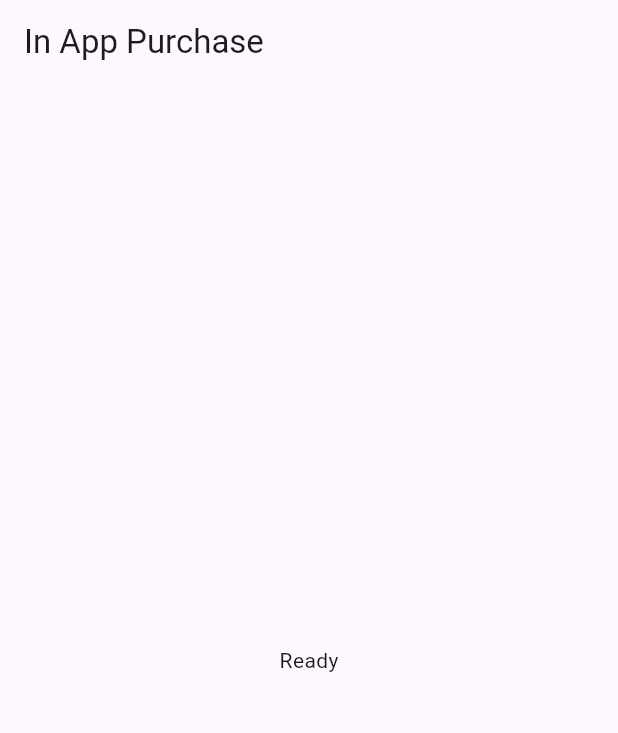
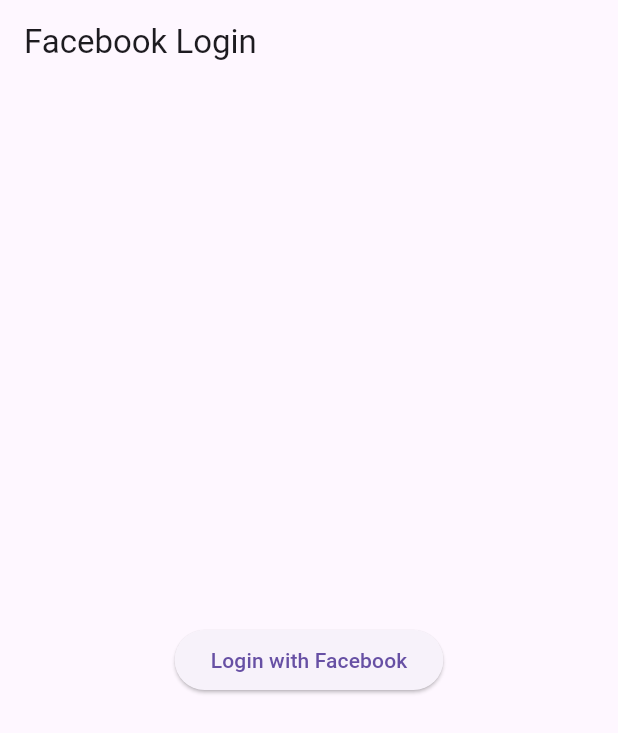
Before and after one commit to rapidops-udyan/vetcomm_test, a Flutter app: the screen it shows after launch, on a phone screen of 412 x 824 dp. Shown: the top 733 px of the screen. Run offline on Flutter 3.47's test engine with Material 3 defaults, Android fonts, the phone set to English and light mode, and no system bars; missing offline and left inert: flutter_facebook_auth.

Commit message:
facebook login

```diff
--- /dev/null
+++ b/lib/facebook_login.dart
@@ -0,0 +1,38 @@
+import 'package:flutter/material.dart';
+import 'package:flutter_facebook_auth/flutter_facebook_auth.dart';
+
+class FacebookLogin extends StatefulWidget {
+  const FacebookLogin({super.key});
+
+  @override
+  State<FacebookLogin> createState() => _FacebookLoginState();
+}
+
+class _FacebookLoginState extends State<FacebookLogin> {
+  @override
+  Widget build(BuildContext context) {
+    return Scaffold(
+      appBar: AppBar(
+        title: const Text('Facebook Login'),
+      ),
+      body: Center(
+        child: ElevatedButton(
+          onPressed: facebookLogin,
+          child: const Text('Login with Facebook'),
+        ),
+      ),
+    );
+  }
+
+  void facebookLogin() async {
+    final result =
+        await FacebookAuth.i.login(permissions: ['public_profile', 'email']);
+    print(result);
+    if (result.status == LoginStatus.success) {
+      final userData = await FacebookAuth.i.getUserData();
+      print(userData);
+    } else {
+      print('Failed to login');
+    }
+  }
+}
--- a/lib/features/in_app_purchase/bloc/in_app_purchase_bloc.dart
+++ /dev/null
@@ -1,37 +0,0 @@
-import 'dart:async';
-
-import 'package:flutter_bloc/flutter_bloc.dart';
-import 'package:freezed_annotation/freezed_annotation.dart';
-import 'package:in_app_purchase/in_app_purchase.dart';
-
-part 'in_app_purchase_event.dart';
-
-part 'in_app_purchase_state.dart';
-
-part 'in_app_purchase_bloc.freezed.dart';
-
-class InAppPurchaseBloc extends Bloc<InAppPurchaseEvent, InAppPurchaseState> {
-  final Set<String> _kIds = <String>{'product1', 'product2'};
-
-  InAppPurchaseBloc() : super(const InAppPurchaseState()) {
-    on<_InAppPurchaseInitEvent>(_init);
-    on<_InAppPurchaseFetchProductEvent>(_fetchProduct);
-  }
-
-  FutureOr<void> _init(
-    _InAppPurchaseInitEvent event,
-    Emitter<InAppPurchaseState> emit,
-  ) {
-    emit(state.copyWith(status: InAppPurchaseStateEnum.loading));
-    final instance = InAppPurchase.instance;
-    emit(state.copyWith(iap: instance, status: InAppPurchaseStateEnum.ready));
-  }
-
-  Future<void> _fetchProduct(
-    _InAppPurchaseFetchProductEvent event,
-    Emitter<InAppPurchaseState> emit,
-  ) async {
-    final products = await state.iap!.queryProductDetails(_kIds);
-    if (products.productDetails.isNotEmpty) {}
-  }
-}
--- a/lib/features/in_app_purchase/bloc/in_app_purchase_event.dart
+++ /dev/null
@@ -1,8 +0,0 @@
-part of 'in_app_purchase_bloc.dart';
-
-@freezed
-class InAppPurchaseEvent with _$InAppPurchaseEvent {
-  const factory InAppPurchaseEvent.started() = _Started;
-  const factory InAppPurchaseEvent.init() = _InAppPurchaseInitEvent;
-  const factory InAppPurchaseEvent.fetchProduct() = _InAppPurchaseFetchProductEvent;
-}
--- a/lib/features/in_app_purchase/bloc/in_app_purchase_state.dart
+++ /dev/null
@@ -1,16 +0,0 @@
-part of 'in_app_purchase_bloc.dart';
-
-enum InAppPurchaseStateEnum {
-  initial,
-  loading,
-  ready,
-  error;
-}
-
-@freezed
-class InAppPurchaseState with _$InAppPurchaseState {
-  const factory InAppPurchaseState({
-    @Default(InAppPurchaseStateEnum.initial) InAppPurchaseStateEnum status,
-    @Default(null) InAppPurchase? iap,
-  }) = _InAppPurchaseState;
-}
--- a/lib/features/in_app_purchase/in_app_purchase_screen.dart
+++ /dev/null
@@ -1,32 +0,0 @@
-import 'package:flutter/material.dart';
-import 'package:flutter_bloc/flutter_bloc.dart';
-import 'package:vetcomm/features/in_app_purchase/bloc/in_app_purchase_bloc.dart';
-
-class InAppPurchaseScreen extends StatefulWidget {
-  const InAppPurchaseScreen({super.key});
-
-  @override
-  State<InAppPurchaseScreen> createState() => _InAppPurchaseScreenState();
-}
-
-class _InAppPurchaseScreenState extends State<InAppPurchaseScreen> {
-  @override
-  Widget build(BuildContext context) {
-    return BlocProvider(
-      create: (context) => InAppPurchaseBloc()..add(InAppPurchaseEvent.init()),
-      child: Scaffold(
-        appBar: AppBar(title: const Text('In App Purchase')),
-        body: BlocBuilder<InAppPurchaseBloc, InAppPurchaseState>(
-          builder: (context, state) {
-            if (state.status == InAppPurchaseStateEnum.loading) {
-              return const Center(child: CircularProgressIndicator());
-            } else if (state.status == InAppPurchaseStateEnum.ready) {
-              return const Center(child: Text('Ready'));
-            }
-            return const SizedBox.shrink();
-          },
-        ),
-      ),
-    );
-  }
-}
--- a/lib/main.dart
+++ b/lib/main.dart
@@ -1,5 +1,6 @@
 import 'package:flutter/material.dart';
-import 'package:vetcomm/features/in_app_purchase/in_app_purchase_screen.dart';
+
+import 'facebook_login.dart';
 
 void main() {
   runApp(const MainApp());
@@ -11,7 +12,7 @@ class MainApp extends StatelessWidget {
   @override
   Widget build(BuildContext context) {
     return const MaterialApp(
-      home: InAppPurchaseScreen(),
+      home: FacebookLogin(),
     );
   }
 }
--- a/pubspec.yaml
+++ b/pubspec.yaml
@@ -14,6 +14,9 @@ dependencies:
   in_app_purchase: ^3.2.0
   json_annotation: ^4.9.0
 
+#  facebook sign in
+  flutter_facebook_auth: ^7.1.1
+
 dev_dependencies:
   flutter_test:
     sdk: flutter
```
Also changed, not shown: lib/features/in_app_purchase/bloc/in_app_purchase_bloc.freezed.dart (deleted), pubspec.lock, 3 other files.
